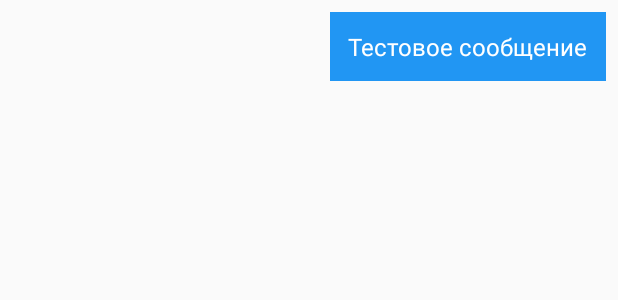
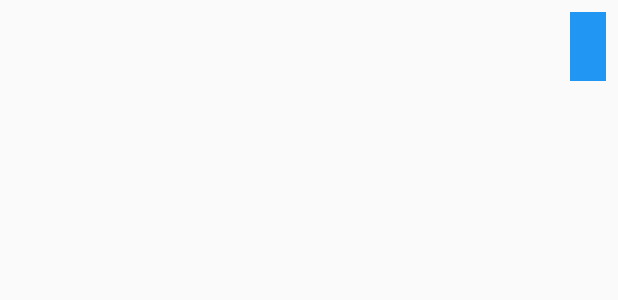
Before and after one commit to fallcorey/smart-ai-assistant, an Android app: the layout item_message_user.xml on its own in the app's theme, with its tools: preview values and no code run, on a phone screen of 412 x 824 dp. Shown: the top 300 px of the screen. Run offline under Robolectric (Android 15) with nearby library versions, the phone set to English and light mode, and no system bars.

Commit message:
Update item_message_user.xml

```diff
--- a/app/src/main/res/layout/item_message_user.xml
+++ b/app/src/main/res/layout/item_message_user.xml
@@ -14,7 +14,6 @@
         android:padding="12dp"
         android:background="#2196F3"
         android:textColor="#FFFFFF"
-        android:text="Тестовое сообщение"
         android:textSize="16sp" />
 
 </LinearLayout>
```
